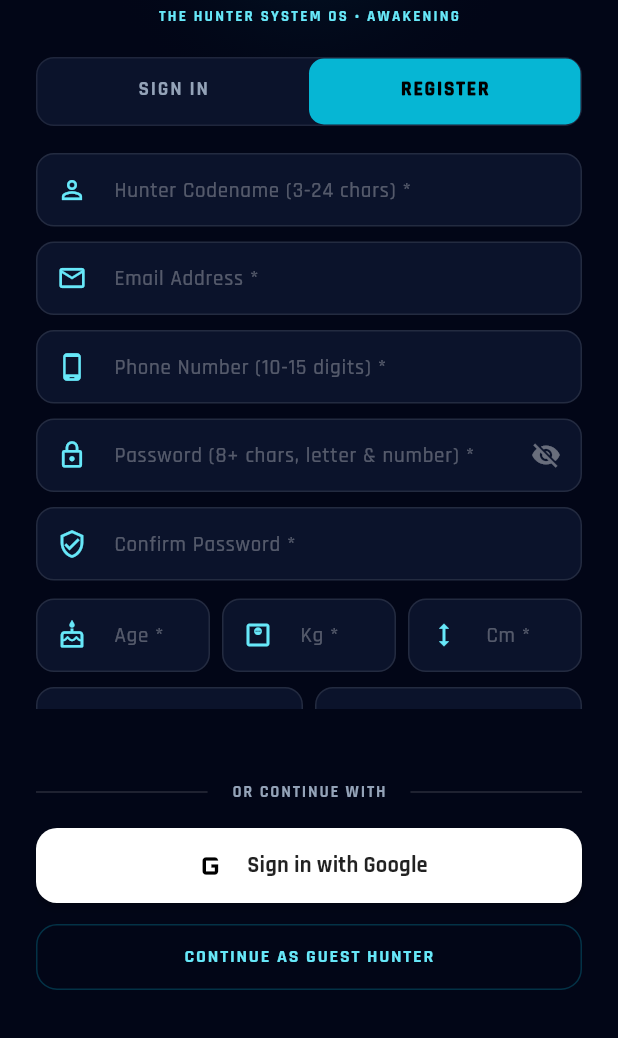
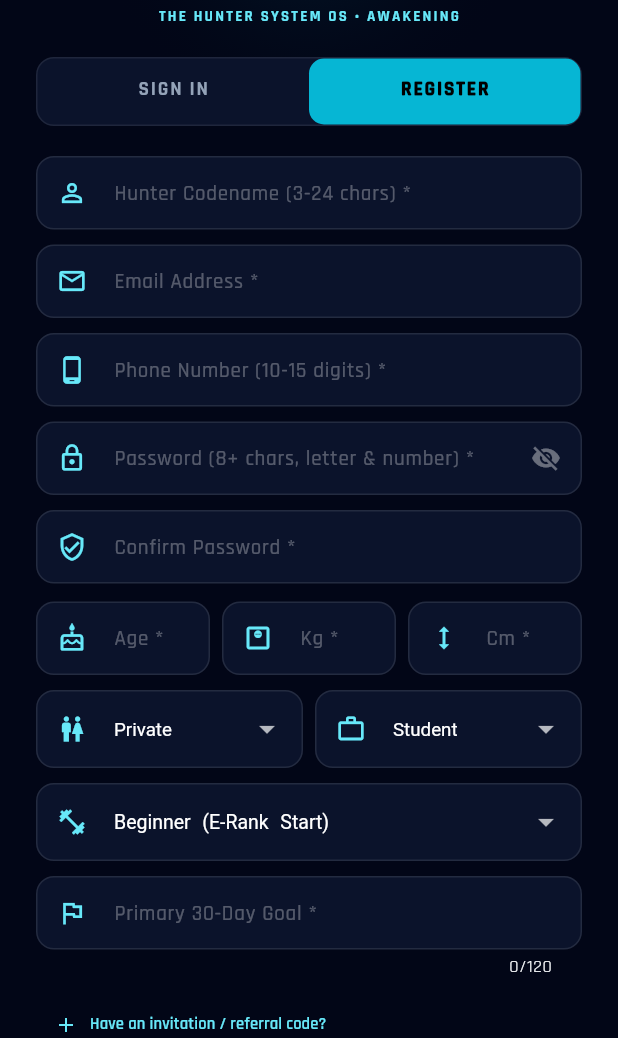
Before and after one commit to kamaleshramesh7275-cloud/ascension-protocol, a Flutter app: the screen it shows after launch, tab 2 chosen, on a phone screen of 412 x 824 dp, the part 198-1236 px from its top. Run offline on Flutter 3.47's test engine with Material 3 defaults, Android fonts, the phone set to English and light mode, and no system bars; drawn by our look-alikes of flutter_animate; our stand-ins replace audioplayers, connectivity_plus, dio, firebase_core, firebase_messaging, flutter_riverpod and 5 more; accounts and stored records are empty.

Commit message:
fix(auth,ai,admin): fix login/registration scroll deadlock, resolve 7 AI error model IDs, and fix admin panel card alignment

```diff
--- a/mobile/lib/core/providers/auth_provider.dart
+++ b/mobile/lib/core/providers/auth_provider.dart
@@ -191,10 +191,9 @@ class AuthStateNotifier extends StateNotifier<AsyncValue<UserModel?>> {
         return true;
       }
       return false;
-    } catch (e, st) {
+    } catch (e) {
       if (!mounted) return false;
-      state = AsyncValue.error(e, st);
-      return false;
+      rethrow;
     }
   }
 
--- a/mobile/lib/features/auth/login_screen.dart
+++ b/mobile/lib/features/auth/login_screen.dart
@@ -44,6 +44,11 @@ class _LoginScreenState extends ConsumerState<LoginScreen> with SingleTickerProv
   void initState() {
     super.initState();
     _tabController = TabController(length: 2, vsync: this);
+    _tabController.addListener(() {
+      if (!_tabController.indexIsChanging && mounted) {
+        setState(() {});
+      }
+    });
   }
 
   @override
@@ -361,17 +366,9 @@ class _LoginScreenState extends ConsumerState<LoginScreen> with SingleTickerProv
             ),
 
             SafeArea(
-              child: LayoutBuilder(
-                builder: (context, constraints) => SingleChildScrollView(
+              child: SingleChildScrollView(
                 padding: const EdgeInsets.symmetric(horizontal: 24, vertical: 16),
-                  child: ConstrainedBox(
-                    constraints: BoxConstraints(
-                      minHeight: (constraints.maxHeight - 32).clamp(0.0, double.infinity),
-                    ),
                 child: Column(
-                      mainAxisAlignment: MainAxisAlignment.spaceBetween,
-                      children: [
-                        Column(
                   children: [
                     const SizedBox(height: 8),
 
@@ -466,35 +463,33 @@ class _LoginScreenState extends ConsumerState<LoginScreen> with SingleTickerProv
                       ),
                     ),
 
-                            const SizedBox(height: 18),
+                    const SizedBox(height: 20),
 
-                            // Responsive Tab View content
-                            SizedBox(
-                              height: (constraints.maxHeight * 0.45).clamp(320.0, 480.0),
-                              child: TabBarView(
-                                controller: _tabController,
-                                children: [
-                                  // Tab 0: Phone + Password Login
+                    // Active Tab Content without nested scrollview conflict
+                    if (_tabController.index == 0) ...[
                       _buildSignInTab(),
-
-                                  // Tab 1: Direct Registration
+                      const SizedBox(height: 24),
+                      _buildSocialAndGuestSection(),
+                    ] else ...[
                       _buildRegisterTab(),
                     ],
+                  ],
+                ),
               ),
             ),
           ],
         ),
+      ),
+    );
+  }
 
-                        Column(
+  Widget _buildSocialAndGuestSection() {
+    return Column(
       children: [
-                            const SizedBox(height: 12),
-
         // Divider: OR CONTINUE WITH
         Row(
           children: [
-                        Expanded(
-                          child: Divider(color: Colors.white.withValues(alpha: 0.15)),
-                        ),
+            Expanded(child: Divider(color: Colors.white.withValues(alpha: 0.15))),
             Padding(
               padding: const EdgeInsets.symmetric(horizontal: 16),
               child: Text(
@@ -507,12 +502,9 @@ class _LoginScreenState extends ConsumerState<LoginScreen> with SingleTickerProv
                 ),
               ),
             ),
-                        Expanded(
-                          child: Divider(color: Colors.white.withValues(alpha: 0.15)),
-                        ),
+            Expanded(child: Divider(color: Colors.white.withValues(alpha: 0.15))),
           ],
         ),
-
         const SizedBox(height: 16),
 
         // Google Sign-In Button
@@ -524,9 +516,7 @@ class _LoginScreenState extends ConsumerState<LoginScreen> with SingleTickerProv
             style: ElevatedButton.styleFrom(
               backgroundColor: Colors.white,
               foregroundColor: Colors.black,
-                          shape: RoundedRectangleBorder(
-                            borderRadius: BorderRadius.circular(14),
-                          ),
+              shape: RoundedRectangleBorder(borderRadius: BorderRadius.circular(14)),
               elevation: 2,
             ),
             child: _isLoading
@@ -540,14 +530,10 @@ class _LoginScreenState extends ConsumerState<LoginScreen> with SingleTickerProv
                   )
                 : Row(
                     mainAxisAlignment: MainAxisAlignment.center,
-                                children: [
-                                  const Icon(
-                                    Icons.g_mobiledata,
-                                    size: 28,
-                                    color: Colors.black,
-                                  ),
-                                  const SizedBox(width: 10),
-                                  const Text(
+                    children: const [
+                      Icon(Icons.g_mobiledata, size: 28, color: Colors.black),
+                      SizedBox(width: 10),
+                      Text(
                         'Sign in with Google',
                         style: TextStyle(
                           fontWeight: FontWeight.bold,
@@ -559,10 +545,9 @@ class _LoginScreenState extends ConsumerState<LoginScreen> with SingleTickerProv
                   ),
           ),
         ),
-
         const SizedBox(height: 14),
 
-                    // Guest Mode
+        // Guest Mode Button
         SizedBox(
           width: double.infinity,
           height: 44,
@@ -570,12 +555,8 @@ class _LoginScreenState extends ConsumerState<LoginScreen> with SingleTickerProv
             onPressed: _isLoading ? null : _handleGuestLogin,
             style: OutlinedButton.styleFrom(
               backgroundColor: Colors.transparent,
-                          side: BorderSide(
-                            color: HunterTheme.cyan.withValues(alpha: 0.25),
-                          ),
-                          shape: RoundedRectangleBorder(
-                            borderRadius: BorderRadius.circular(14),
-                          ),
+              side: BorderSide(color: HunterTheme.cyan.withValues(alpha: 0.25)),
+              shape: RoundedRectangleBorder(borderRadius: BorderRadius.circular(14)),
             ),
             child: Text(
               'CONTINUE AS GUEST HUNTER',
@@ -588,19 +569,8 @@ class _LoginScreenState extends ConsumerState<LoginScreen> with SingleTickerProv
             ),
           ),
         ),
-
         const SizedBox(height: 16),
       ],
-                        ),
-                      ],
-                    ),
-                  ),
-                ),
-              ),
-            ),
-          ],
-        ),
-      ),
     );
   }
 
@@ -612,22 +582,22 @@ class _LoginScreenState extends ConsumerState<LoginScreen> with SingleTickerProv
       child: Column(
         crossAxisAlignment: CrossAxisAlignment.stretch,
         children: [
-          // Phone Input
+          // Phone or Codename Input
           TextFormField(
             controller: _loginPhoneController,
-            keyboardType: TextInputType.phone,
+            keyboardType: TextInputType.text,
             style: const TextStyle(color: Colors.white, fontSize: 14),
             decoration: _inputDecor(
-              hint: 'Phone Number (e.g. +91 9876543210)',
-              icon: Icons.phone_android,
+              hint: 'Phone Number or Codename',
+              icon: Icons.person_outline,
             ),
             validator: (val) {
-              if (val == null || val.trim().isEmpty) {
-                return 'Phone number is required';
+              final v = val?.trim() ?? '';
+              if (v.isEmpty) {
+                return 'Phone number or Codename is required';
               }
-              final digits = val.replaceAll(RegExp(r'\D'), '');
-              if (digits.length < 10 || digits.length > 15) {
-                return 'Enter a valid 10–15 digit phone number';
+              if (v.length < 3) {
+                return 'Enter at least 3 characters';
               }
               return null;
             },
@@ -641,7 +611,7 @@ class _LoginScreenState extends ConsumerState<LoginScreen> with SingleTickerProv
             obscureText: _obscurePassword,
             style: const TextStyle(color: Colors.white, fontSize: 14),
             decoration: _inputDecor(
-              hint: 'Password (min 8 chars)',
+              hint: 'Password',
               icon: Icons.lock_outline,
               suffixIcon: IconButton(
                 icon: Icon(
@@ -655,9 +625,6 @@ class _LoginScreenState extends ConsumerState<LoginScreen> with SingleTickerProv
             validator: (val) {
               if (val == null || val.isEmpty) {
                 return 'Password is required';
-              }
-              if (val.length < 8) {
-                return 'Password must be at least 8 characters';
               }
               return null;
             },
@@ -706,7 +673,6 @@ class _LoginScreenState extends ConsumerState<LoginScreen> with SingleTickerProv
     return Form(
       key: _registerFormKey,
       autovalidateMode: AutovalidateMode.onUserInteraction,
-      child: SingleChildScrollView(
       child: Column(
         crossAxisAlignment: CrossAxisAlignment.stretch,
         children: [
@@ -1025,8 +991,26 @@ class _LoginScreenState extends ConsumerState<LoginScreen> with SingleTickerProv
                       ),
               ),
             ),
+
+            const SizedBox(height: 16),
+            Center(
+              child: TextButton(
+                onPressed: () {
+                  _loginPhoneController.text = _registerPhoneController.text.trim();
+                  _tabController.animateTo(0);
+                },
+                child: Text(
+                  'Already an awakened Hunter? Sign in',
+                  style: TextStyle(
+                    color: HunterTheme.cyanLight,
+                    fontWeight: FontWeight.bold,
+                    fontSize: 12.5,
+                  ),
+                ),
+              ),
+            ),
+            const SizedBox(height: 24),
           ],
-        ),
         ),
     );
   }
```
Also changed, not shown: 4 other files. Lines whose indentation alone changed are shown as unchanged.
